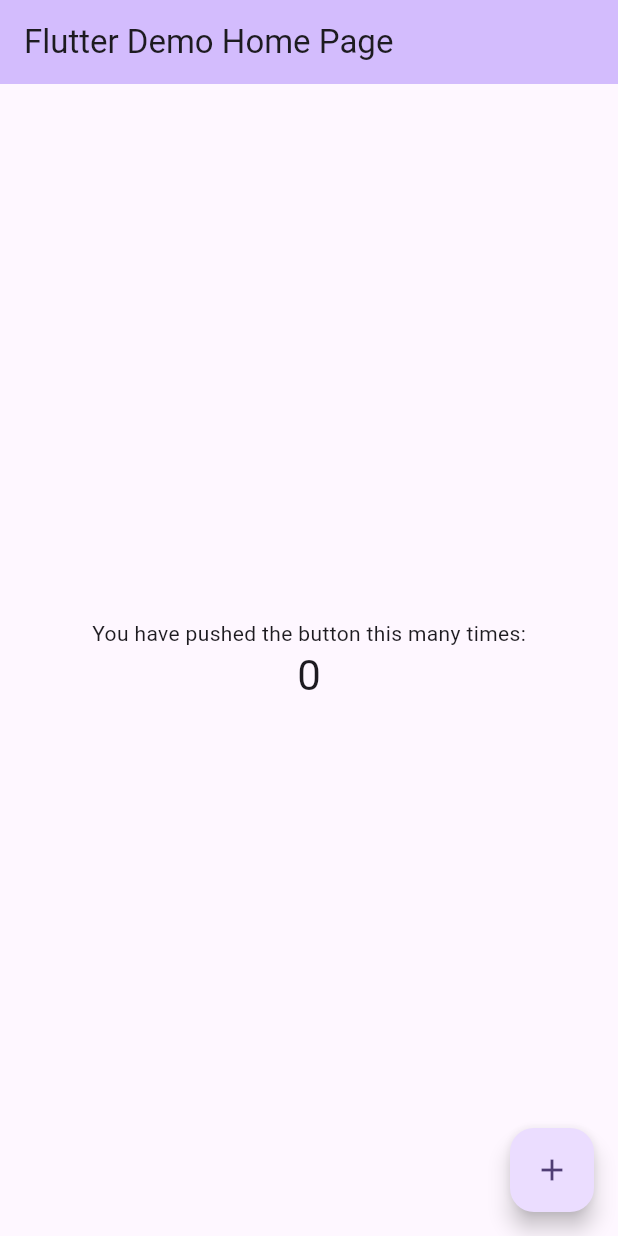
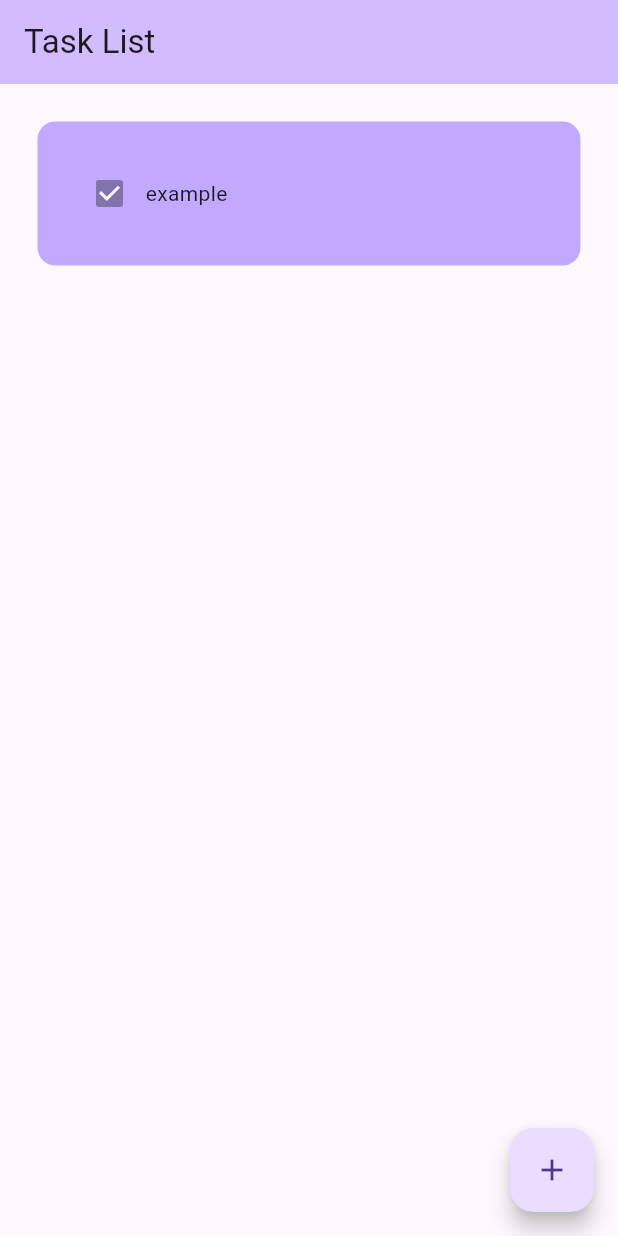
Before and after one commit to JuanSanchez12/TaskListApp, a Flutter app: the screen it shows after launch, on a phone screen of 412 x 824 dp. Run offline on Flutter 3.47's test engine with Material 3 defaults, Android fonts, the phone set to English and light mode, and no system bars.

Commit message:
created incomplete task list item

```diff
--- a/lib/main.dart
+++ b/lib/main.dart
@@ -3,123 +3,92 @@ import 'package:flutter/material.dart';
 void main() {
   runApp(const MyApp());
 }
-
 class MyApp extends StatelessWidget {
   const MyApp({super.key});
 
-  // This widget is the root of your application.
   @override
   Widget build(BuildContext context) {
     return MaterialApp(
-      title: 'Flutter Demo',
+      title: 'Task List',
       theme: ThemeData(
-        // This is the theme of your application.
-        //
-        // TRY THIS: Try running your application with "flutter run". You'll see
-        // the application has a purple toolbar. Then, without quitting the app,
-        // try changing the seedColor in the colorScheme below to Colors.green
-        // and then invoke "hot reload" (save your changes or press the "hot
-        // reload" button in a Flutter-supported IDE, or press "r" if you used
-        // the command line to start the app).
-        //
-        // Notice that the counter didn't reset back to zero; the application
-        // state is not lost during the reload. To reset the state, use hot
-        // restart instead.
-        //
-        // This works for code too, not just values: Most code changes can be
-        // tested with just a hot reload.
-        colorScheme: ColorScheme.fromSeed(seedColor: Colors.deepPurple),
-        useMaterial3: true,
+        primarySwatch: Colors.lightBlue,
       ),
-      home: const MyHomePage(title: 'Flutter Demo Home Page'),
+      home: const MyHomePage(title: 'Task List'),
     );
   }
 }
 
 class MyHomePage extends StatefulWidget {
   const MyHomePage({super.key, required this.title});
-
-  // This widget is the home page of your application. It is stateful, meaning
-  // that it has a State object (defined below) that contains fields that affect
-  // how it looks.
-
-  // This class is the configuration for the state. It holds the values (in this
-  // case the title) provided by the parent (in this case the App widget) and
-  // used by the build method of the State. Fields in a Widget subclass are
-  // always marked "final".
-
   final String title;
 
   @override
-  State<MyHomePage> createState() => _MyHomePageState();
+  State<MyHomePage> createState() => _TaskListScreen();
 }
 
-class _MyHomePageState extends State<MyHomePage> {
+class _TaskListScreen extends State<MyHomePage> {
   int _counter = 0;
 
   void _incrementCounter() {
     setState(() {
-      // This call to setState tells the Flutter framework that something has
-      // changed in this State, which causes it to rerun the build method below
-      // so that the display can reflect the updated values. If we changed
-      // _counter without calling setState(), then the build method would not be
-      // called again, and so nothing would appear to happen.
       _counter++;
     });
   }
 
   @override
   Widget build(BuildContext context) {
-    // This method is rerun every time setState is called, for instance as done
-    // by the _incrementCounter method above.
-    //
-    // The Flutter framework has been optimized to make rerunning build methods
-    // fast, so that you can just rebuild anything that needs updating rather
-    // than having to individually change instances of widgets.
     return Scaffold(
       appBar: AppBar(
-        // TRY THIS: Try changing the color here to a specific color (to
-        // Colors.amber, perhaps?) and trigger a hot reload to see the AppBar
-        // change color while the other colors stay the same.
         backgroundColor: Theme.of(context).colorScheme.inversePrimary,
-        // Here we take the value from the MyHomePage object that was created by
-        // the App.build method, and use it to set our appbar title.
         title: Text(widget.title),
       ),
-      body: Center(
-        // Center is a layout widget. It takes a single child and positions it
-        // in the middle of the parent.
-        child: Column(
-          // Column is also a layout widget. It takes a list of children and
-          // arranges them vertically. By default, it sizes itself to fit its
-          // children horizontally, and tries to be as tall as its parent.
-          //
-          // Column has various properties to control how it sizes itself and
-          // how it positions its children. Here we use mainAxisAlignment to
-          // center the children vertically; the main axis here is the vertical
-          // axis because Columns are vertical (the cross axis would be
-          // horizontal).
-          //
-          // TRY THIS: Invoke "debug painting" (choose the "Toggle Debug Paint"
-          // action in the IDE, or press "p" in the console), to see the
-          // wireframe for each widget.
-          mainAxisAlignment: MainAxisAlignment.center,
-          children: <Widget>[
-            const Text(
-              'You have pushed the button this many times:',
-            ),
-            Text(
-              '$_counter',
-              style: Theme.of(context).textTheme.headlineMedium,
-            ),
-          ],
-        ),
+
+      body: ListView(
+        children: [
+          TaskListItem(
+            taskName: "example",
+            taskCheck: true,
+            onChanged: (p0) {},
+          )
+        ],
       ),
+
       floatingActionButton: FloatingActionButton(
         onPressed: _incrementCounter,
         tooltip: 'Increment',
         child: const Icon(Icons.add),
-      ), // This trailing comma makes auto-formatting nicer for build methods.
+      ),
     );
   }
 }
+
+class TaskListItem extends StatelessWidget {
+  final String taskName;
+  final bool taskCheck;
+  Function(bool?)? onChanged;
+
+  TaskListItem({
+    super.key,
+    required this.taskName,
+    required this.taskCheck, required onChanged
+    });
+
+  @override
+  Widget build(BuildContext context) {
+    return Padding(
+      padding: EdgeInsets.all(25),
+      child: Container(
+        padding: EdgeInsets.all(24),
+        decoration: BoxDecoration(
+          borderRadius: BorderRadius.circular(12),
+          color: const Color.fromARGB(255, 192, 169, 255)),
+        child: Row(
+          children: [
+            Checkbox(value: taskCheck, onChanged: onChanged),
+            Text(taskName)
+          ],
+        ),
+      ),
+    );
+  }
+}
```
